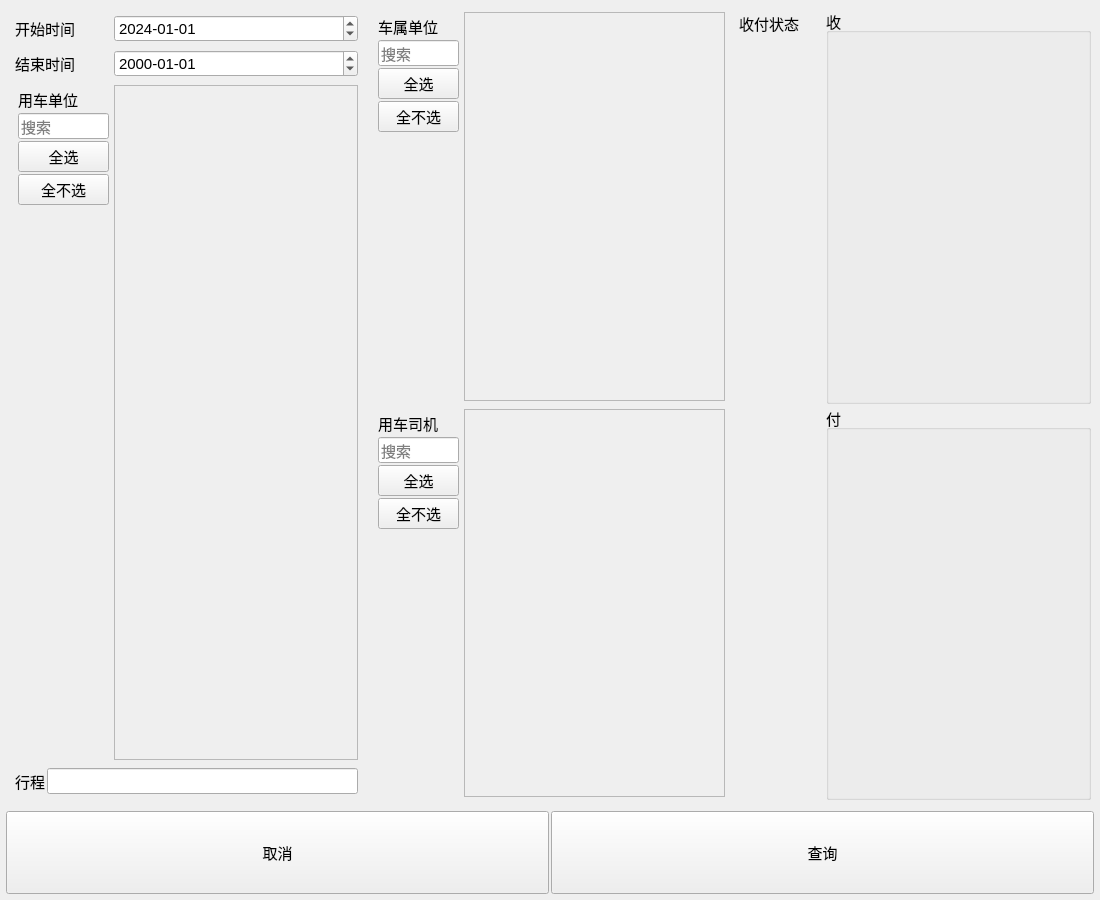
This is widgets/main_table_search_widget/main_table_search_widget.ui in cockmake/SharedTable as Qt 5 draws it before an edit. The edited form follows.
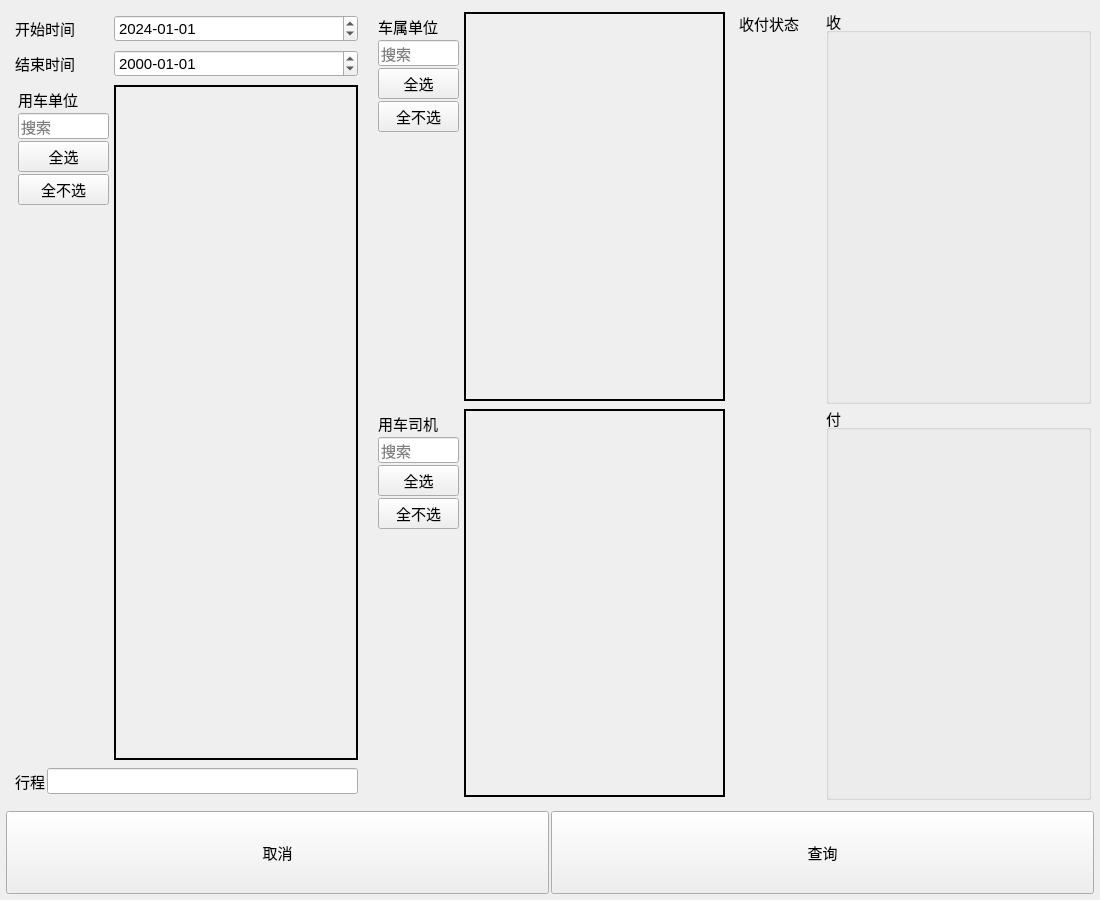
This is the edited form.

The edit to the form file:
```diff
--- a/widgets/main_table_search_widget/main_table_search_widget.ui
+++ b/widgets/main_table_search_widget/main_table_search_widget.ui
@@ -243,6 +243,12 @@
            </item>
            <item>
             <widget class="QScrollArea" name="yongchedanweis_scroll_area">
+             <property name="frameShape">
+              <enum>QFrame::WinPanel</enum>
+             </property>
+             <property name="frameShadow">
+              <enum>QFrame::Plain</enum>
+             </property>
              <property name="widgetResizable">
               <bool>true</bool>
              </property>
@@ -251,8 +257,8 @@
                <rect>
                 <x>0</x>
                 <y>0</y>
-                <width>242</width>
-                <height>479</height>
+                <width>240</width>
+                <height>477</height>
                </rect>
               </property>
              </widget>
@@ -393,6 +399,12 @@
          </item>
          <item>
           <widget class="QScrollArea" name="cheshudanweis_scroll_area">
+           <property name="frameShape">
+            <enum>QFrame::WinPanel</enum>
+           </property>
+           <property name="frameShadow">
+            <enum>QFrame::Plain</enum>
+           </property>
            <property name="widgetResizable">
             <bool>true</bool>
            </property>
@@ -401,8 +413,8 @@
              <rect>
               <x>0</x>
               <y>0</y>
-              <width>259</width>
-              <height>387</height>
+              <width>257</width>
+              <height>385</height>
              </rect>
             </property>
            </widget>
@@ -489,6 +501,12 @@
          </item>
          <item>
           <widget class="QScrollArea" name="drivers_scroll_area">
+           <property name="frameShape">
+            <enum>QFrame::WinPanel</enum>
+           </property>
+           <property name="frameShadow">
+            <enum>QFrame::Plain</enum>
+           </property>
            <property name="widgetResizable">
             <bool>true</bool>
            </property>
@@ -497,8 +515,8 @@
              <rect>
               <x>0</x>
               <y>0</y>
-              <width>259</width>
-              <height>386</height>
+              <width>257</width>
+              <height>384</height>
              </rect>
             </property>
            </widget>
```
